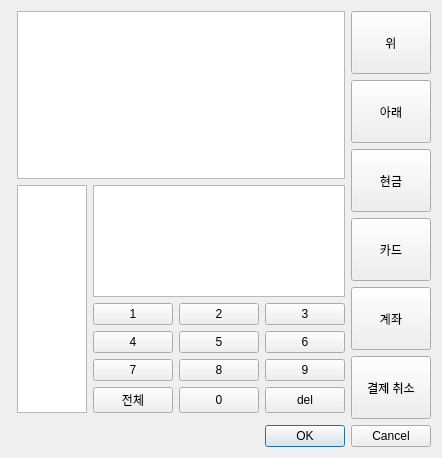
First picture: the form in pay_cancel.ui, repository SIMMMMMMMBA/3mm_pos_system, before the edit.
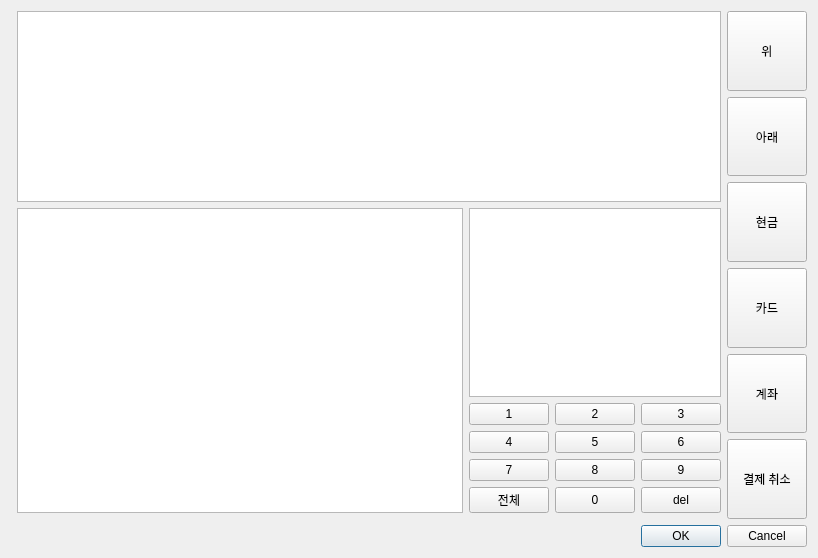
Second picture: the form after the edit.

The edit to the form file:
```diff
--- a/pay_cancel.ui
+++ b/pay_cancel.ui
@@ -6,8 +6,8 @@
    <rect>
     <x>0</x>
     <y>0</y>
-    <width>391</width>
-    <height>458</height>
+    <width>818</width>
+    <height>558</height>
    </rect>
   </property>
   <property name="windowTitle">
@@ -16,6 +16,12 @@
   <layout class="QGridLayout" name="gridLayout">
    <item row="5" column="0" colspan="2">
     <widget class="QDialogButtonBox" name="buttonBox">
+     <property name="sizePolicy">
+      <sizepolicy hsizetype="Expanding" vsizetype="Expanding">
+       <horstretch>0</horstretch>
+       <verstretch>0</verstretch>
+      </sizepolicy>
+     </property>
      <property name="orientation">
       <enum>Qt::Horizontal</enum>
      </property>
```
